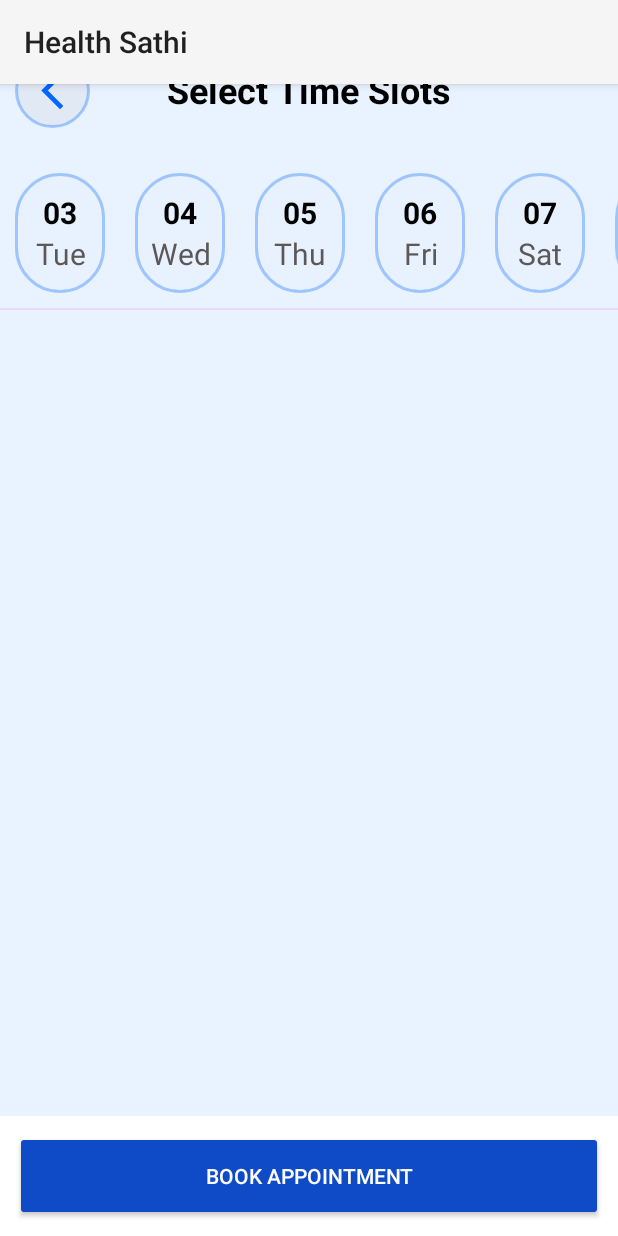
After one commit to CollegeProject-2025-Bsc/Doctor-App, an Android app: the MakeAppointment screen opened directly, with no data from a screen before it, on a phone screen of 412 x 824 dp. The commit adds this screen. Run offline under Robolectric (Android 15) with nearby library versions, the phone set to English and light mode, and no system bars; our stand-ins replace Firebase (no records; nobody signed in at launch, a user with empty details on screens opened directly).

Commit message:
Health Sathi app

```diff
--- a/app/src/main/AndroidManifest.xml
+++ b/app/src/main/AndroidManifest.xml
@@ -16,6 +16,9 @@
         android:supportsRtl="true"
         android:theme="@style/Theme.DoctorApp"
         tools:targetApi="31">
+        <activity
+            android:name=".VIEW.MakeAppointment"
+            android:exported="false" />
         <activity
             android:name=".VIEW.DoctorProfile"
             android:exported="false" />
--- a/app/src/main/java/com/example/doctorapp/MODEL/BannerModel.kt
+++ b/app/src/main/java/com/example/doctorapp/MODEL/BannerModel.kt
@@ -1,8 +1,10 @@
 package com.example.doctorapp.MODEL
+
+import java.io.Serializable
 
 data class BannerModel(
     val description: String,
     val id: String,
     val link: String,
     val pic: String
-)
+): Serializable
--- a/app/src/main/java/com/example/doctorapp/VIEW/DoctorProfile.kt
+++ b/app/src/main/java/com/example/doctorapp/VIEW/DoctorProfile.kt
@@ -1,5 +1,7 @@
 package com.example.doctorapp.VIEW
 
+import android.content.Intent
+import android.net.Uri
 import android.os.Bundle
 import android.util.Log
 import androidx.activity.enableEdgeToEdge
@@ -39,6 +41,15 @@ class DoctorProfile : AppCompatActivity() {
         doctorProfileBinding.experience.text = "${doctor.experience} Years"
         doctorProfileBinding.reviewsCount.text = doctor.rating.toString()
 
+        doctorProfileBinding.location.setOnClickListener {
+            val uri = Uri.parse("geo:0,0?q=${Uri.encode(doctor.caddress)}")
+            val mapIntent = Intent(Intent.ACTION_VIEW, uri)
+            startActivity(mapIntent)
+        }
+
+        doctorProfileBinding.getAppointment.setOnClickListener {
+            startActivity(Intent(this,MakeAppointment::class.java).putExtra("doctor",doctor))
+        }
 
         TabLayoutMediator(doctorProfileBinding.tabLayout, doctorProfileBinding.viewPager){tab, position ->
                 tab.text = tabTitle[position]
--- a/app/src/main/java/com/example/doctorapp/VIEW/Home.kt
+++ b/app/src/main/java/com/example/doctorapp/VIEW/Home.kt
@@ -27,6 +27,7 @@ import kotlinx.coroutines.Dispatchers
 import kotlinx.coroutines.launch
 import kotlinx.coroutines.withContext
 import okhttp3.internal.http2.Http2Reader
+import java.io.Serializable
 
 class Home : AppCompatActivity() {
     private lateinit var homeBinding: ActivityHomeBinding
@@ -60,7 +61,15 @@ class Home : AppCompatActivity() {
                             banners = bannerResult.body()
                             Log.d("@pop", "onCreate: $popularDoctor")
                             Log.d("@pop", "onCreate: ${popularDoctorResult.body()}")
-                            swapFrame(HomeFragment(department,popularDoctor,banners))
+                            swapFrame(
+                                HomeFragment().also {
+                                    it.arguments = Bundle().apply {
+                                        putSerializable("department", department as Serializable?)
+                                        putSerializable("popular", popularDoctor as Serializable?)
+                                        putSerializable("banner", banners as Serializable?)
+                                    }
+                                }
+                            )
                         }else{
                             swapFrame(LoadingError(LOSTCONN))
                             Snackbar.make(homeBinding.root,departmentResult.message(), Snackbar.LENGTH_LONG).show()
@@ -89,7 +98,15 @@ class Home : AppCompatActivity() {
 
         homeBinding.home.setOnClickListener {
             if (tabIndex != 0){
-                swapFrame(HomeFragment(department,popularDoctor,banners))
+                swapFrame(
+                    HomeFragment().also {
+                        it.arguments = Bundle().apply {
+                            putSerializable("department", department as Serializable?)
+                            putSerializable("popular", popularDoctor as Serializable?)
+                            putSerializable("banner", banners as Serializable?)
+                        }
+                    }
+                )
                 tabIndex = 0
             }
             val transition = ScaleAnimation(0f,1f,0f,1f,Animation.RELATIVE_TO_SELF,0.5f,Animation.RELATIVE_TO_SELF,0.5f)
@@ -173,7 +190,15 @@ class Home : AppCompatActivity() {
             overridePendingTransition(R.anim.act_zoom_out,R.anim.act_zoom_in)
             tabIndex = 0
             if(department!!.isNotEmpty() && popularDoctor!!.isNotEmpty()){
-                swapFrame(HomeFragment(department,popularDoctor,banners))
+                swapFrame(
+                    HomeFragment().also {
+                        it.arguments = Bundle().apply {
+                            putSerializable("department", department as Serializable?)
+                            putSerializable("popular", popularDoctor as Serializable?)
+                            putSerializable("banner", banners as Serializable?)
+                        }
+                    }
+                )
             }
 
             val transition = ScaleAnimation(0f,1f,0f,1f,Animation.RELATIVE_TO_SELF,0.5f,Animation.RELATIVE_TO_SELF,0.5f)
--- a/app/src/main/java/com/example/doctorapp/VIEW/HomeFragment.kt
+++ b/app/src/main/java/com/example/doctorapp/VIEW/HomeFragment.kt
@@ -19,7 +19,7 @@ import com.example.doctorapp.adapter.DocViewCardAdapter
 import com.example.doctorapp.databinding.FragmentHomeBinding
 
 
-class HomeFragment(val department: List<DepartmentModel>?, val popularDoctor: List<DoctorModel>?, val banner: List<BannerModel>? ) : Fragment() {
+class HomeFragment() : Fragment() {
     // TODO: Rename and change types of parameters
     lateinit var homeFragmentBinding: FragmentHomeBinding
     override fun onCreateView(
@@ -31,6 +31,10 @@ class HomeFragment(val department: List<DepartmentModel>?, val popularDoctor: Li
         homeFragmentBinding = FragmentHomeBinding.inflate(layoutInflater)
 
         homeFragmentBinding.userName.text = "Hi, ${USER!!.uName}!"
+
+        val department = arguments?.getSerializable("department") as List<DepartmentModel>?
+        val banner = arguments?.getSerializable("banner") as List<BannerModel>?
+        val popularDoctor = arguments?.getSerializable("popular") as List<DoctorModel>?
 
         Log.d("@data", department!![0].name)
         homeFragmentBinding.recyclerDep.layoutManager = LinearLayoutManager(context,LinearLayoutManager.HORIZONTAL,false)
@@ -52,7 +56,7 @@ class HomeFragment(val department: List<DepartmentModel>?, val popularDoctor: Li
 //                homeFragmentBinding.recyclerDep.isNestedScrollingEnabled = false
 //            }
 //        }
-        changeBannerPos()
+        changeBannerPos(banner)
 
         homeFragmentBinding.searchBar.setOnClickListener {
             startActivity(Intent(context,SearchActivity::class.java).putExtra("department", ArrayList<DepartmentModel>(department!!)))
@@ -61,12 +65,12 @@ class HomeFragment(val department: List<DepartmentModel>?, val popularDoctor: Li
         return homeFragmentBinding.root
     }
 
-    private fun changeBannerPos() {
+    private fun changeBannerPos(banner: List<BannerModel>) {
         Handler().postDelayed({
             val itemCount = banner!!.size
             val nextItem = (homeFragmentBinding.viewPager.currentItem + 1) % itemCount
             homeFragmentBinding.viewPager.setCurrentItem(nextItem, true)
-            changeBannerPos()
+            changeBannerPos(banner)
         },5000)
     }
 }
--- /dev/null
+++ b/app/src/main/java/com/example/doctorapp/VIEW/MakeAppointment.kt
@@ -0,0 +1,50 @@
+package com.example.doctorapp.VIEW
+
+import android.os.Bundle
+import android.util.Log
+import androidx.activity.enableEdgeToEdge
+import androidx.appcompat.app.AppCompatActivity
+import androidx.recyclerview.widget.LinearLayoutManager
+import com.example.doctorapp.adapter.DateAdapter
+import com.example.doctorapp.databinding.ActivityMakeAppointmentBinding
+import java.time.LocalDate
+import java.time.format.DateTimeFormatter
+import java.util.Locale
+
+class MakeAppointment : AppCompatActivity() {
+    lateinit var makeAppointmentBinding: ActivityMakeAppointmentBinding
+
+    override fun onCreate(savedInstanceState: Bundle?) {
+        super.onCreate(savedInstanceState)
+        enableEdgeToEdge()
+        makeAppointmentBinding = ActivityMakeAppointmentBinding.inflate(layoutInflater)
+        setContentView(makeAppointmentBinding.root)
+        val dates = mapDatesToDayOfWeek(getNext30Days())
+
+        makeAppointmentBinding.back.setOnClickListener {
+            finish()
+        }
+        makeAppointmentBinding.recyclerDate.layoutManager = LinearLayoutManager(this,LinearLayoutManager.HORIZONTAL,false)
+        makeAppointmentBinding.recyclerDate.adapter = DateAdapter(dates)
+
+
+    }
+    fun getNext30Days(): List<String> {
+        val formatter = DateTimeFormatter.ofPattern("yyyy-MM-dd") // You can change format
+        val today = LocalDate.now()
+        return (1 until 30).map { today.plusDays(it.toLong()).format(formatter) }
+    }
+    fun mapDatesToDayOfWeek(dateStrings: List<String>): List<DateInfo> {
+        val inputFormatter = DateTimeFormatter.ofPattern("yyyy-MM-dd")
+        val outputFormatter = DateTimeFormatter.ofPattern("dd MMM yyyy")
+
+        return dateStrings.map { dateStr ->
+            val date = LocalDate.parse(dateStr, inputFormatter)
+            val formattedDate = date.format(outputFormatter)
+            val dayOfWeek = date.dayOfWeek.getDisplayName(java.time.format.TextStyle.FULL, Locale.ENGLISH)
+            DateInfo(formattedDate, dayOfWeek)
+        }
+    }
+}
+
+data class DateInfo(val date: String, val dayOfWeek: String)
--- /dev/null
+++ b/app/src/main/java/com/example/doctorapp/adapter/DateAdapter.kt
@@ -0,0 +1,66 @@
+package com.example.doctorapp.adapter
+
+import android.content.res.ColorStateList
+import android.graphics.Color
+import android.util.Log
+import android.view.LayoutInflater
+import android.view.View
+import android.view.ViewGroup
+import android.widget.LinearLayout
+import android.widget.TextView
+import androidx.core.content.ContextCompat
+import androidx.core.view.ViewCompat
+import androidx.recyclerview.widget.RecyclerView
+import com.example.doctorapp.R
+import com.example.doctorapp.VIEW.DateInfo
+
+class DateAdapter(
+    val date:List<DateInfo>
+):RecyclerView.Adapter<DateAdapter.DateViewHolder>() {
+
+    var pos = -1
+
+    inner class DateViewHolder(val itemView: View):RecyclerView.ViewHolder(itemView){
+        lateinit var  dateView :TextView
+        lateinit var  dayView :TextView
+        lateinit var  container : LinearLayout
+    }
+
+    override fun onCreateViewHolder(
+        parent: ViewGroup,
+        viewType: Int
+    ): DateViewHolder {
+        return DateViewHolder(
+            LayoutInflater.from(parent.context).inflate(R.layout.date_view,parent,false)
+        )
+    }
+
+    override fun onBindViewHolder(holder: DateAdapter.DateViewHolder, position: Int) {
+        holder.dateView = holder.itemView.findViewById(R.id.date)
+        holder.dayView = holder.itemView.findViewById(R.id.day)
+        holder.dayView = holder.itemView.findViewById(R.id.day)
+        holder.container = holder.itemView.findViewById(R.id.container)
+
+        holder.dateView.text = date[position].date.substring(0,2)
+        holder.dayView.text = date[position].dayOfWeek.substring(0,3)
+        holder.itemView.setOnClickListener {
+            pos = position
+            notifyDataSetChanged()
+            Log.d("@dataAdapter", "onBindViewHolder: clicked $position")
+        }
+
+        if (position == pos){
+            holder.container.backgroundTintList = ContextCompat.getColorStateList(holder.itemView.context,R.color.ui_blue)
+            holder.dateView.setTextColor(Color.WHITE)
+            holder.dayView.setTextColor(Color.WHITE)
+        }else{
+            ViewCompat.setBackgroundTintList(holder.container, ColorStateList.valueOf(android.R.color.transparent))
+            holder.dateView.setTextColor(ContextCompat.getColor(holder.itemView.context,R.color.text_color))
+            holder.dayView.setTextColor(ContextCompat.getColor(holder.itemView.context,R.color.ui_gray))
+        }
+
+
+    }
+
+    override fun getItemCount(): Int = date.size
+}
--- /dev/null
+++ b/app/src/main/res/drawable/date_bg.xml
@@ -0,0 +1,11 @@
+<?xml version="1.0" encoding="utf-8"?>
+<shape
+    android:shape="rectangle"
+    xmlns:android="http://schemas.android.com/apk/res/android">
+
+    <stroke
+        android:color="@color/light_blue"
+        android:width="2.dp"/>
+    <corners
+        android:radius="30.dp" />
+</shape>
--- a/app/src/main/res/layout/activity_doctor_view_appointment.xml
+++ b/app/src/main/res/layout/activity_doctor_view_appointment.xml
@@ -34,25 +34,7 @@
                 android:src="@drawable/baseline_arrow_back_ios_new_24"
                 app:tint="@color/ui_blue" />
         </LinearLayout>
-        <LinearLayout
-            android:layout_width="50dp"
-            android:layout_height="50dp"
-            android:layout_gravity="center_horizontal"
-            android:layout_marginEnd="10dp"
-            android:elevation="10dp"
-            android:background="@drawable/back_bg"
-            app:layout_constraintBottom_toBottomOf="parent"
-            app:layout_constraintEnd_toEndOf="parent"
-            app:layout_constraintTop_toTopOf="parent">
 
-            <ImageView
-                android:id="@+id/fav"
-                android:layout_width="match_parent"
-                android:layout_height="match_parent"
-                android:padding="10dp"
-                android:src="@drawable/baseline_favorite_border_24"
-                app:tint="@color/ui_blue" />
-        </LinearLayout>
 
         <TextView
             android:layout_width="match_parent"
@@ -239,9 +221,10 @@
 
             <com.google.android.material.tabs.TabLayout
                 android:layout_width="match_parent"
-                android:layout_height="?actionBarSize"
+                android:layout_height="wrap_content"
                 android:backgroundTint="@color/bg_color"
                 android:id="@+id/tabLayout"
+                app:tabIndicatorFullWidth="true"
                 app:tabIndicatorColor="@color/ui_blue"
                 app:tabSelectedTextColor="@color/ui_blue"
                 app:tabTextColor="@color/ui_gray"
@@ -281,9 +264,28 @@
                     android:layout_width="wrap_content"
                     android:layout_height="wrap_content"
                     android:text="Appointment Fee"
-                    android:textColor="#5D5858"
+                    android:textColor="@color/ui_gray"
                     android:textStyle="bold"
                     android:textSize="15dp"/>
+            </LinearLayout>
+            <LinearLayout
+                android:layout_width="40dp"
+                android:layout_height="40dp"
+                android:layout_gravity="center_vertical"
+                android:layout_marginEnd="10dp"
+                android:elevation="10dp"
+                android:background="@drawable/back_bg"
+                app:layout_constraintBottom_toBottomOf="parent"
+                app:layout_constraintEnd_toEndOf="parent"
+                app:layout_constraintTop_toTopOf="parent">
+
+                <ImageView
+                    android:id="@+id/fav"
+                    android:layout_width="match_parent"
+                    android:layout_height="match_parent"
+                    android:padding="10dp"
+                    android:src="@drawable/baseline_favorite_border_24"
+                    app:tint="@color/ui_blue" />
             </LinearLayout>
             <Button
                 android:id="@+id/getAppointment"
--- /dev/null
+++ b/app/src/main/res/layout/activity_make_appointment.xml
@@ -0,0 +1,91 @@
+<?xml version="1.0" encoding="utf-8"?>
+<LinearLayout xmlns:android="http://schemas.android.com/apk/res/android"
+    xmlns:app="http://schemas.android.com/apk/res-auto"
+    xmlns:tools="http://schemas.android.com/tools"
+    android:id="@+id/main"
+    android:orientation="vertical"
+    android:layout_width="match_parent"
+    android:layout_height="match_parent"
+    android:background="@color/bg_color"
+    tools:context=".VIEW.MakeAppointment"
+    android:paddingTop="30dp"
+    >
+    <androidx.constraintlayout.widget.ConstraintLayout
+        android:layout_width="match_parent"
+        android:layout_height="60dp"
+        android:orientation="horizontal">
+
+        <LinearLayout
+            android:layout_width="50dp"
+            android:layout_height="50dp"
+            android:layout_gravity="center_horizontal"
+            android:layout_marginStart="10dp"
+            android:elevation="10dp"
+            android:background="@drawable/back_bg"
+            app:layout_constraintBottom_toBottomOf="parent"
+            app:layout_constraintStart_toStartOf="parent"
+            app:layout_constraintTop_toTopOf="parent">
+
+            <ImageView
+                android:id="@+id/back"
+                android:layout_width="match_parent"
+                android:layout_height="match_parent"
+                android:padding="10dp"
+                android:src="@drawable/baseline_arrow_back_ios_new_24"
+                app:tint="@color/ui_blue" />
+        </LinearLayout>
+
+
+        <TextView
+            android:layout_width="match_parent"
+            android:layout_height="match_parent"
+            android:gravity="center_horizontal|center_vertical"
+            android:singleLine="true"
+            android:text="Select Time Slots"
+            android:textColor="@color/text_color"
+            android:textSize="24sp"
+            android:textStyle="bold"
+            android:layout_marginEnd="60dp"
+            android:layout_marginStart="60dp"
+            app:layout_constraintBottom_toBottomOf="parent"
+            app:layout_constraintEnd_toEndOf="parent"
+            app:layout_constraintHorizontal_bias="0.5"
+            app:layout_constraintStart_toStartOf="parent"
+            app:layout_constraintTop_toTopOf="parent"
+            app:layout_constraintVertical_bias="0.5" />
+    </androidx.constraintlayout.widget.ConstraintLayout>
+
+    <androidx.recyclerview.widget.RecyclerView
+        android:id="@+id/recyclerDate"
+        android:layout_width="match_parent"
+        android:layout_height="wrap_content"
+        android:layout_marginTop="15dp"
+        />
+    <com.google.android.material.divider.MaterialDivider
+        android:layout_width="match_parent"
+        android:layout_height="wrap_content"/>
+    <LinearLayout
+        android:layout_width="match_parent"
+        android:layout_height="match_parent"
+        android:layout_weight="1"
+        android:orientation="vertical">
+
+    </LinearLayout>
+    <LinearLayout
+        android:gravity="center_vertical"
+        android:layout_width="match_parent"
+        android:layout_height="80dp"
+        android:paddingStart="10dp"
+        android:background="@color/doc_bg"
+        android:paddingEnd="10dp"
+        android:orientation="horizontal">
+
+        <Button
+            android:id="@+id/getAppointment"
+            android:layout_width="match_parent"
+            android:layout_height="60dp"
+            android:text="Book Appointment"
+            android:textColor="@color/white"
+            android:backgroundTint="@color/ui_deep_blue"/>
+    </LinearLayout>
+</LinearLayout>
--- /dev/null
+++ b/app/src/main/res/layout/date_view.xml
@@ -0,0 +1,42 @@
+<?xml version="1.0" encoding="utf-8"?>
+<LinearLayout xmlns:android="http://schemas.android.com/apk/res/android"
+    android:layout_width="wrap_content"
+    android:layout_height="wrap_content"
+    android:layout_margin="10dp"
+    >
+    <LinearLayout
+        android:id="@+id/view"
+        android:layout_width="60dp"
+        android:layout_height="80dp"
+        android:background="@drawable/date_bg"
+        android:orientation="vertical">
+        <LinearLayout
+            android:id="@+id/container"
+            android:layout_width="match_parent"
+            android:layout_height="match_parent"
+            android:padding="10dp"
+            android:gravity="center_horizontal|center_vertical"
+            android:background="@drawable/date_bg"
+            android:orientation="vertical">
+            <TextView
+                android:id="@+id/date"
+                android:layout_width="match_parent"
+                android:layout_height="wrap_content"
+                android:text="14"
+                android:gravity="center"
+                android:textStyle="bold"
+                android:textColor="@color/text_color"
+                android:textSize="20dp"/>
+            <TextView
+                android:id="@+id/day"
+                android:layout_width="match_parent"
+                android:layout_height="wrap_content"
+                android:text="Wed"
+                android:gravity="center"
+                android:textColor="@color/ui_gray"
+                android:textSize="20dp"/>
+        </LinearLayout>
+
+    </LinearLayout>
+
+</LinearLayout>
--- a/app/src/main/res/layout/fragment_about.xml
+++ b/app/src/main/res/layout/fragment_about.xml
@@ -14,7 +14,8 @@
         <LinearLayout
             android:layout_width="match_parent"
             android:layout_height="match_parent"
-            android:orientation="vertical">
+            android:orientation="vertical"
+            android:paddingBottom="10dp">
             <TextView
                 android:id="@+id/about"
                 android:layout_width="match_parent"
--- a/app/src/main/res/values-night/colors.xml
+++ b/app/src/main/res/values-night/colors.xml
@@ -7,7 +7,7 @@
     <color name="light_blue2">#A90166FF</color>
     <color name="deep_blue">#09244b</color>
     <color name="ui_red">#F80303</color>
-    <color name="ui_gray">#676767</color>
+    <color name="ui_gray">#5D5858</color>
     <color name="ui_bluishGray">#DF587492</color>
     <color name="text_color">#FFFFFF</color>
     <color name="bg_color">#141212</color>
--- a/app/src/main/res/values/colors.xml
+++ b/app/src/main/res/values/colors.xml
@@ -13,7 +13,7 @@
     <color name="deep_blue">#09244b</color>
     <color name="ui_green">#01FF41</color>
     <color name="ui_red">#F80303</color>
-    <color name="ui_gray">#676767</color>
+    <color name="ui_gray">#5D5858</color>
     <color name="ui_bluishGray">#DF587492</color>
     <color name="text_color">#FF000000</color>
     <color name="bg_color">#E9F2FF</color>
```
